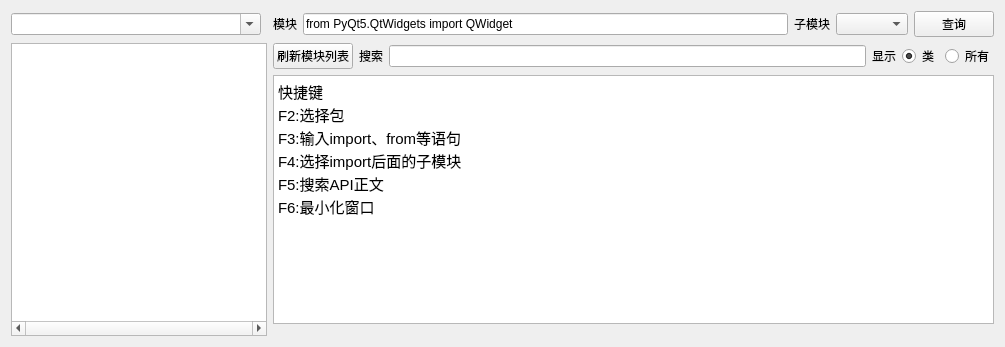
First picture: the form in kdPythonAPIViewer/kdPythonAPIViewer.ui, repository bkdwei/kdPythonAPIViewer, before the edit.
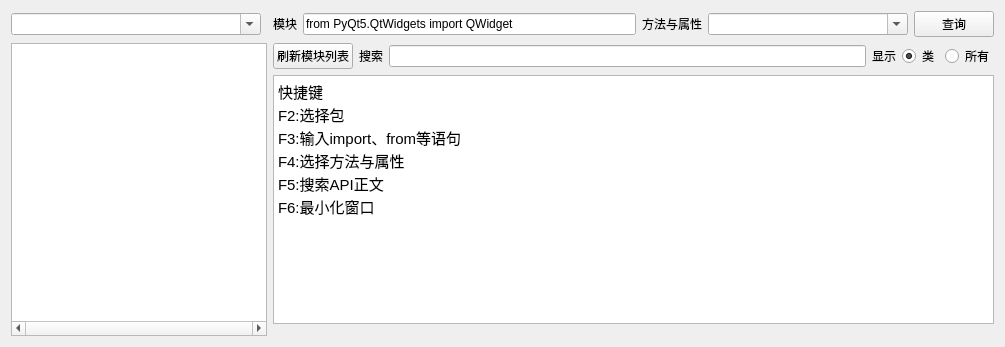
Second picture: the form after the edit.

Commit message: 新增快速查看方法的功能

Patch:
```diff
--- a/kdPythonAPIViewer/kdPythonAPIViewer.ui
+++ b/kdPythonAPIViewer/kdPythonAPIViewer.ui
@@ -109,7 +109,7 @@
         </sizepolicy>
        </property>
        <property name="text">
-        <string>子模块</string>
+        <string>方法与属性</string>
        </property>
       </widget>
      </item>
@@ -121,12 +121,21 @@
          <verstretch>0</verstretch>
         </sizepolicy>
        </property>
+       <property name="minimumSize">
+        <size>
+         <width>200</width>
+         <height>0</height>
+        </size>
+       </property>
        <property name="maximumSize">
         <size>
          <width>200</width>
          <height>16777215</height>
         </size>
        </property>
+       <property name="editable">
+        <bool>true</bool>
+       </property>
       </widget>
      </item>
      <item>
@@ -209,7 +218,7 @@
 &lt;p style=&quot; margin-top:0px; margin-bottom:0px; margin-left:0px; margin-right:0px; -qt-block-indent:0; text-indent:0px;&quot;&gt;快捷键&lt;/p&gt;
 &lt;p style=&quot; margin-top:0px; margin-bottom:0px; margin-left:0px; margin-right:0px; -qt-block-indent:0; text-indent:0px;&quot;&gt;F2:选择包&lt;/p&gt;
 &lt;p style=&quot; margin-top:0px; margin-bottom:0px; margin-left:0px; margin-right:0px; -qt-block-indent:0; text-indent:0px;&quot;&gt;F3:输入import、from等语句&lt;/p&gt;
-&lt;p style=&quot; margin-top:0px; margin-bottom:0px; margin-left:0px; margin-right:0px; -qt-block-indent:0; text-indent:0px;&quot;&gt;F4:选择import后面的子模块&lt;/p&gt;
+&lt;p style=&quot; margin-top:0px; margin-bottom:0px; margin-left:0px; margin-right:0px; -qt-block-indent:0; text-indent:0px;&quot;&gt;F4:选择方法与属性&lt;/p&gt;
 &lt;p style=&quot; margin-top:0px; margin-bottom:0px; margin-left:0px; margin-right:0px; -qt-block-indent:0; text-indent:0px;&quot;&gt;F5:搜索API正文&lt;/p&gt;
 &lt;p style=&quot; margin-top:0px; margin-bottom:0px; margin-left:0px; margin-right:0px; -qt-block-indent:0; text-indent:0px;&quot;&gt;F6:最小化窗口&lt;/p&gt;&lt;/body&gt;&lt;/html&gt;</string>
      </property>
```
The commit also changes 4 other files.
